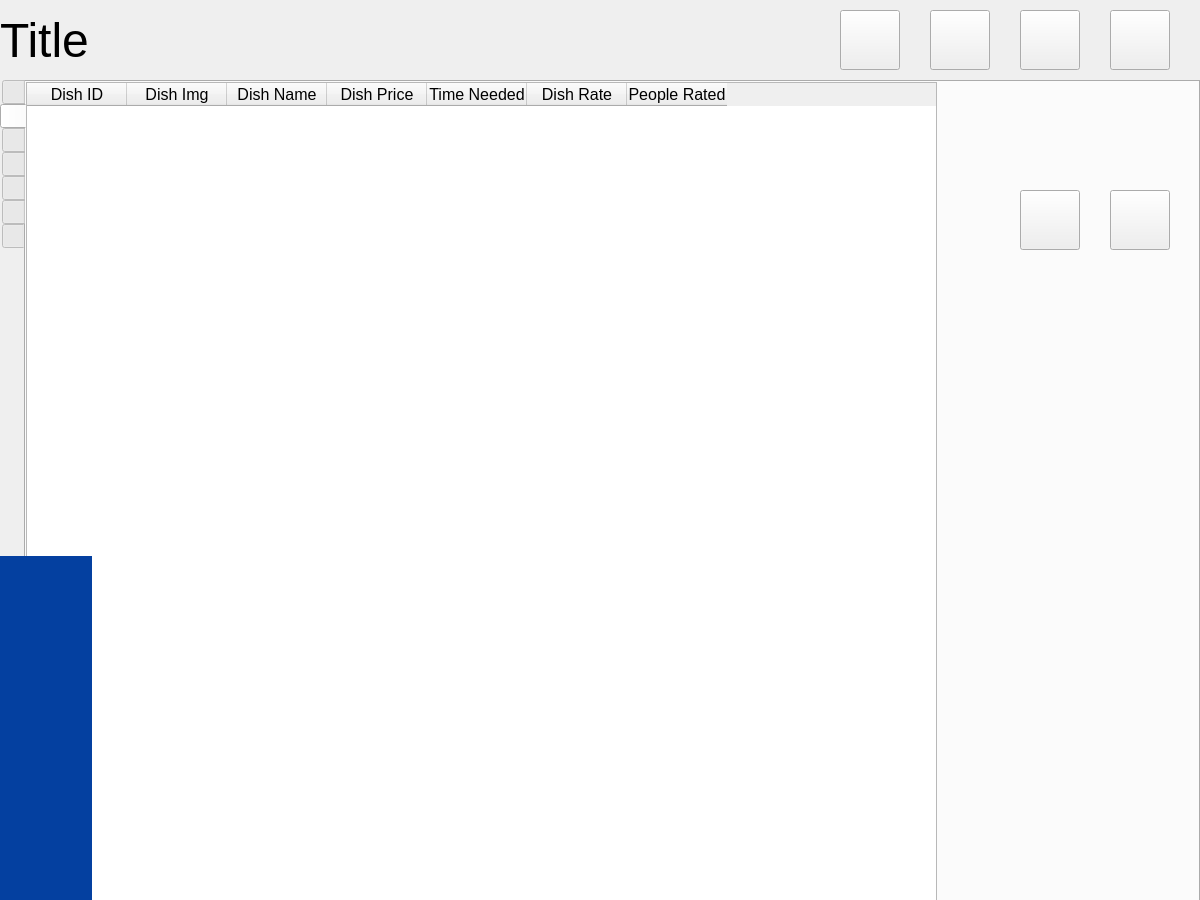
Before: the Qt Designer form adminwindow.ui in zrd96/restaurant, drawn with Qt 5.
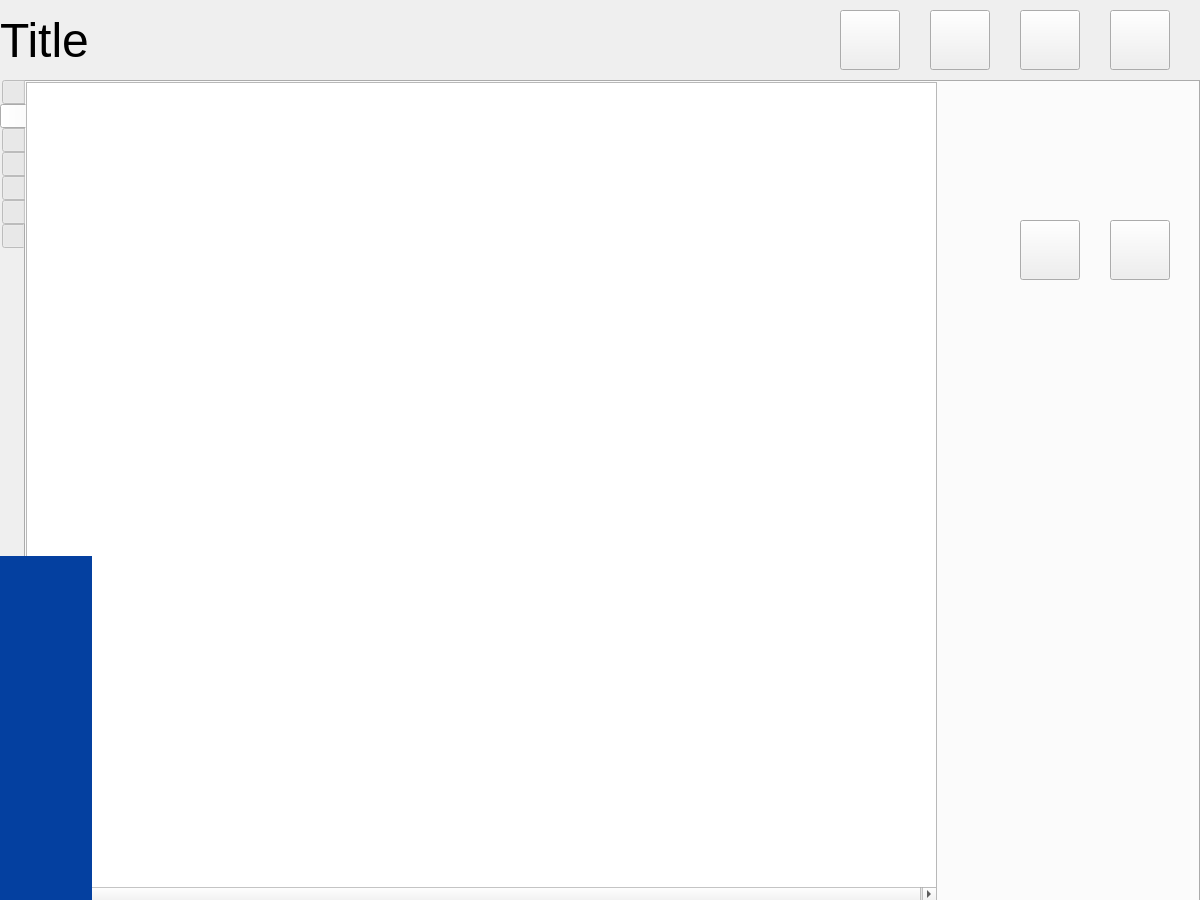
After: the same form once the commit is applied. The open tabs and pages were chosen to show the change. Icons and pictures are not drawn.

Commit message: Changed AdminWindow for dish

Diff of the .ui file:
```diff
--- a/adminwindow.ui
+++ b/adminwindow.ui
@@ -127,7 +127,7 @@
        </font>
       </property>
       <property name="alternatingRowColors">
-       <bool>true</bool>
+       <bool>false</bool>
       </property>
       <property name="selectionBehavior">
        <enum>QAbstractItemView::SelectRows</enum>
@@ -138,6 +138,33 @@
       <property name="horizontalScrollMode">
        <enum>QAbstractItemView::ScrollPerPixel</enum>
       </property>
+      <property name="columnCount">
+       <number>1</number>
+      </property>
+      <attribute name="horizontalHeaderVisible">
+       <bool>false</bool>
+      </attribute>
+      <attribute name="horizontalHeaderDefaultSectionSize">
+       <number>911</number>
+      </attribute>
+      <attribute name="horizontalHeaderHighlightSections">
+       <bool>false</bool>
+      </attribute>
+      <attribute name="horizontalHeaderMinimumSectionSize">
+       <number>911</number>
+      </attribute>
+      <attribute name="verticalHeaderVisible">
+       <bool>false</bool>
+      </attribute>
+      <attribute name="verticalHeaderDefaultSectionSize">
+       <number>300</number>
+      </attribute>
+      <attribute name="verticalHeaderHighlightSections">
+       <bool>false</bool>
+      </attribute>
+      <attribute name="verticalHeaderMinimumSectionSize">
+       <number>300</number>
+      </attribute>
       <column>
        <property name="text">
         <string>Dish ID</string>
@@ -151,84 +178,6 @@
         <set>AlignCenter</set>
        </property>
       </column>
-      <column>
-       <property name="text">
-        <string>Dish Img</string>
-       </property>
-       <property name="font">
-        <font>
-         <pointsize>12</pointsize>
-        </font>
-       </property>
-       <property name="textAlignment">
-        <set>AlignCenter</set>
-       </property>
-      </column>
-      <column>
-       <property name="text">
-        <string>Dish Name</string>
-       </property>
-       <property name="font">
-        <font>
-         <pointsize>12</pointsize>
-        </font>
-       </property>
-       <property name="textAlignment">
-        <set>AlignCenter</set>
-       </property>
-      </column>
-      <column>
-       <property name="text">
-        <string>Dish Price</string>
-       </property>
-       <property name="font">
-        <font>
-         <pointsize>12</pointsize>
-        </font>
-       </property>
-       <property name="textAlignment">
-        <set>AlignCenter</set>
-       </property>
-      </column>
-      <column>
-       <property name="text">
-        <string>Time Needed</string>
-       </property>
-       <property name="font">
-        <font>
-         <pointsize>12</pointsize>
-        </font>
-       </property>
-       <property name="textAlignment">
-        <set>AlignCenter</set>
-       </property>
-      </column>
-      <column>
-       <property name="text">
-        <string>Dish Rate</string>
-       </property>
-       <property name="font">
-        <font>
-         <pointsize>12</pointsize>
-        </font>
-       </property>
-       <property name="textAlignment">
-        <set>AlignCenter</set>
-       </property>
-      </column>
-      <column>
-       <property name="text">
-        <string>People Rated</string>
-       </property>
-       <property name="font">
-        <font>
-         <pointsize>12</pointsize>
-        </font>
-       </property>
-       <property name="textAlignment">
-        <set>AlignCenter</set>
-       </property>
-      </column>
      </widget>
     </widget>
     <widget class="QWidget" name="guestTab">
@@ -573,7 +522,7 @@
     <property name="geometry">
      <rect>
       <x>1020</x>
-      <y>190</y>
+      <y>220</y>
       <width>60</width>
       <height>60</height>
      </rect>
@@ -596,7 +545,7 @@
     <property name="geometry">
      <rect>
       <x>1110</x>
-      <y>190</y>
+      <y>220</y>
       <width>60</width>
       <height>60</height>
      </rect>
```
Left out of the diff: 2 changed lines with no effect on the pictures. The commit also changes 11 other files.
